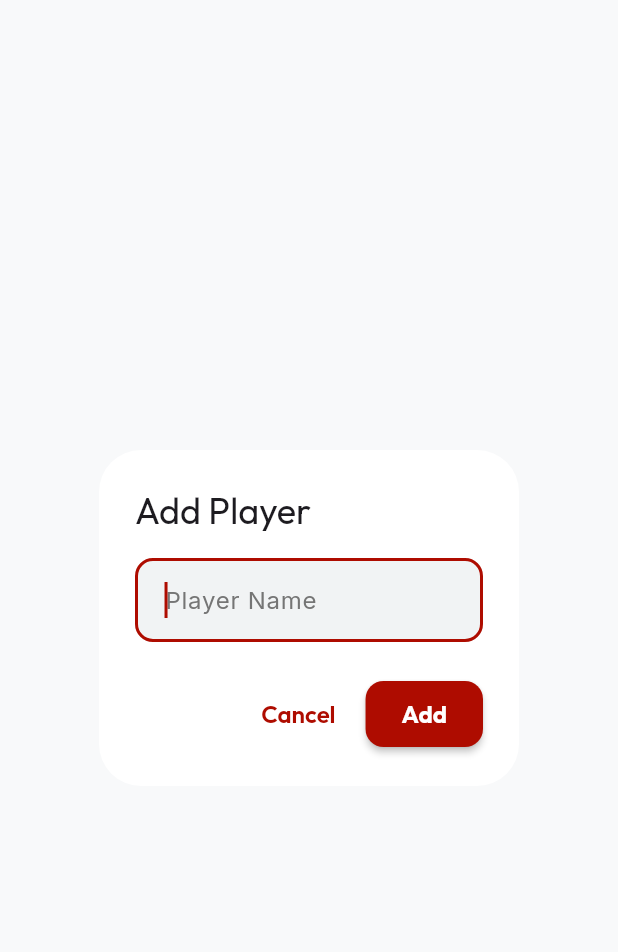
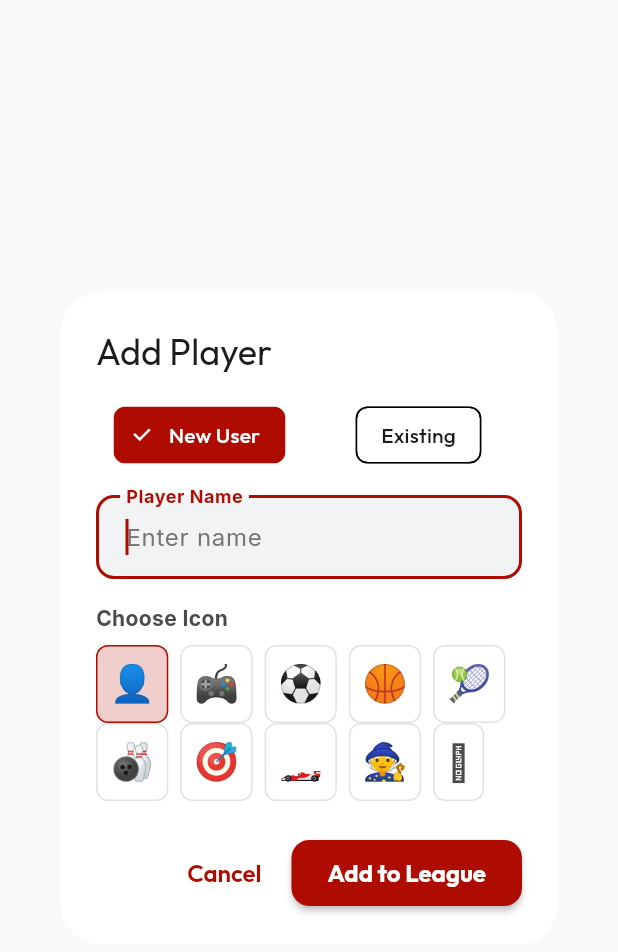
Before and after one commit to FrankPudding/game-on, a Flutter app: the _AddPlayerDialog widget shown alone on an empty page, opened directly with empty values, on a phone screen of 412 x 824 dp. Shown: the top 952 px of the screen. Run offline on Flutter 3.47's test engine with Material 3 defaults, Android fonts, the phone set to English and light mode, and no system bars; our stand-ins replace flutter_riverpod, get_it, google_fonts, hive, hive_flutter; accounts and stored records are empty.

Commit message:
add users

```diff
--- a/lib/core/injection_container.dart
+++ b/lib/core/injection_container.dart
@@ -7,8 +7,10 @@ import '../data/models/hive/match_participant_hive_model.dart';
 import '../data/models/hive/simple_match_hive_model.dart';
 import '../data/repositories/hive/hive_league_repository.dart';
 import '../data/repositories/hive/hive_simple_match_repository.dart';
+import '../data/repositories/hive/hive_user_repository.dart';
 import '../domain/repositories/league_repository.dart';
 import '../domain/repositories/simple_match_repository.dart';
+import '../domain/repositories/user_repository.dart';
 import 'config.dart';
 
 final sl = GetIt.instance;
@@ -63,6 +65,10 @@ Future<void> _initHive() async {
         ));
   }
 
+  if (!sl.isRegistered<UserRepository>()) {
+    sl.registerLazySingleton<UserRepository>(() => HiveUserRepository(userBox));
+  }
+
   if (!sl.isRegistered<SimpleMatchRepository>()) {
     sl.registerLazySingleton<SimpleMatchRepository>(
         () => HiveSimpleMatchRepository(
--- a/lib/data/models/hive/league_player_hive_model.dart
+++ b/lib/data/models/hive/league_player_hive_model.dart
@@ -20,12 +20,16 @@ class LeaguePlayerHiveModel extends HiveObject {
   @HiveField(4)
   final String avatarColorHex;
 
+  @HiveField(5)
+  final String? icon;
+
   LeaguePlayerHiveModel({
     required this.id,
     required this.playerId,
     required this.leagueId,
     required this.name,
     required this.avatarColorHex,
+    this.icon,
   });
 
   factory LeaguePlayerHiveModel.fromDomain(LeaguePlayer player) {
@@ -35,6 +39,7 @@ class LeaguePlayerHiveModel extends HiveObject {
       leagueId: player.leagueId,
       name: player.name,
       avatarColorHex: player.avatarColorHex,
+      icon: player.icon,
     );
   }
 
@@ -45,6 +50,7 @@ class LeaguePlayerHiveModel extends HiveObject {
       leagueId: leagueId,
       name: name,
       avatarColorHex: avatarColorHex,
+      icon: icon,
     );
   }
 }
--- a/lib/data/models/hive/user_hive_model.dart
+++ b/lib/data/models/hive/user_hive_model.dart
@@ -14,10 +14,14 @@ class UserHiveModel extends HiveObject {
   @HiveField(2)
   final String avatarColorHex;
 
+  @HiveField(3)
+  final String? icon;
+
   UserHiveModel({
     required this.id,
     required this.name,
     required this.avatarColorHex,
+    this.icon,
   });
 
   factory UserHiveModel.fromDomain(User user) {
@@ -25,6 +29,7 @@ class UserHiveModel extends HiveObject {
       id: user.id,
       name: user.name,
       avatarColorHex: user.avatarColorHex,
+      icon: user.icon,
     );
   }
 
@@ -33,6 +38,7 @@ class UserHiveModel extends HiveObject {
       id: id,
       name: name,
       avatarColorHex: avatarColorHex,
+      icon: icon,
     );
   }
 }
--- a/lib/data/repositories/hive/hive_league_repository.dart
+++ b/lib/data/repositories/hive/hive_league_repository.dart
@@ -52,22 +52,39 @@ class HiveLeagueRepository implements LeagueRepository {
   Future<void> addPlayer({
     required String leagueId,
     required String name,
+    String? userId,
+    String? icon,
   }) async {
-    final userId = _uuid.v4();
-    final userModel = UserHiveModel(
-      id: userId,
-      name: name,
-      avatarColorHex: 'AE0C00', // Brand Red
-    );
-    await _userBox.put(userId, userModel);
+    String finalUserId;
+    String finalName = name;
+    String? finalIcon = icon;
+
+    if (userId != null) {
+      finalUserId = userId;
+      final user = _userBox.get(userId);
+      if (user != null) {
+        if (finalName.isEmpty) finalName = user.name;
+        finalIcon ??= user.icon;
+      }
+    } else {
+      finalUserId = _uuid.v4();
+      final userModel = UserHiveModel(
+        id: finalUserId,
+        name: name,
+        avatarColorHex: 'AE0C00', // Brand Red
+        icon: icon,
+      );
+      await _userBox.put(finalUserId, userModel);
+    }
 
     final leaguePlayerId = _uuid.v4();
     final leaguePlayerModel = LeaguePlayerHiveModel(
       id: leaguePlayerId,
-      playerId: userId,
+      playerId: finalUserId,
       leagueId: leagueId,
-      name: name,
+      name: finalName,
       avatarColorHex: 'AE0C00',
+      icon: finalIcon,
     );
     await _playerBox.put(leaguePlayerId, leaguePlayerModel);
   }
--- a/lib/domain/entities/league_player.dart
+++ b/lib/domain/entities/league_player.dart
@@ -3,6 +3,7 @@ class LeaguePlayer {
   final String playerId;
   final String leagueId;
   final String name;
+  final String? icon;
   final String avatarColorHex;
 
   LeaguePlayer({
@@ -11,6 +12,7 @@ class LeaguePlayer {
     required this.leagueId,
     required this.name,
     required this.avatarColorHex,
+    this.icon,
   });
 
   LeaguePlayer copyWith({
@@ -18,6 +20,7 @@ class LeaguePlayer {
     String? playerId,
     String? leagueId,
     String? name,
+    String? icon,
     String? avatarColorHex,
   }) {
     return LeaguePlayer(
@@ -25,6 +28,7 @@ class LeaguePlayer {
       playerId: playerId ?? this.playerId,
       leagueId: leagueId ?? this.leagueId,
       name: name ?? this.name,
+      icon: icon ?? this.icon,
       avatarColorHex: avatarColorHex ?? this.avatarColorHex,
     );
   }
--- a/lib/domain/entities/user.dart
+++ b/lib/domain/entities/user.dart
@@ -2,22 +2,26 @@ class User {
   final String id;
   final String name;
   final String avatarColorHex;
+  final String? icon;
 
   User({
     required this.id,
     required this.name,
     required this.avatarColorHex,
+    this.icon,
   });
 
   User copyWith({
     String? id,
     String? name,
     String? avatarColorHex,
+    String? icon,
   }) {
     return User(
       id: id ?? this.id,
       name: name ?? this.name,
       avatarColorHex: avatarColorHex ?? this.avatarColorHex,
+      icon: icon ?? this.icon,
     );
   }
 }
--- a/lib/domain/repositories/league_repository.dart
+++ b/lib/domain/repositories/league_repository.dart
@@ -8,6 +8,8 @@ abstract class LeagueRepository extends Repository<League, String> {
   Future<void> addPlayer({
     required String leagueId,
     required String name,
+    String? userId,
+    String? icon,
   });
 
   List<LeaguePlayer> getLeaguePlayers(String leagueId);
--- /dev/null
+++ b/lib/domain/repositories/user_repository.dart
@@ -0,0 +1,6 @@
+import '../entities/user.dart';
+import 'repository.dart';
+
+abstract class UserRepository extends Repository<User, String> {
+  // Add any user-specific methods here if needed in the future
+}
--- a/lib/presentation/screens/league/league_detail_screen.dart
+++ b/lib/presentation/screens/league/league_detail_screen.dart
@@ -6,6 +6,7 @@ import '../../../domain/entities/league_player.dart';
 import '../../../domain/entities/simple_match.dart';
 import '../../../providers/league_detail_provider.dart';
 import '../../../providers/leagues_provider.dart';
+import '../../../providers/users_provider.dart';
 import '../../theme/app_theme.dart';
 import '../match/log_match_screen.dart';
 
@@ -243,7 +244,10 @@ class _StandingsTab extends StatelessWidget {
                             radius: 14,
                             backgroundColor:
                                 AppTheme.accentRed.withOpacity(0.1),
-                            child: Text(
+                            child: player.icon != null
+                                ? Text(player.icon!,
+                                    style: const TextStyle(fontSize: 14))
+                                : Text(
                                     player.name.isNotEmpty
                                         ? player.name[0].toUpperCase()
                                         : '?',
@@ -368,7 +372,7 @@ class _MatchesTab extends StatelessWidget {
             (p) => p.id == match.winnerId,
             orElse: () => _unknownPlayer(),
           );
-          title = 'Winner: ${winner.name}';
+          title = 'Winner: ${winner.icon ?? ""} ${winner.name}';
         }
 
         return Card(
@@ -403,21 +407,47 @@ class _AddPlayerDialog extends ConsumerStatefulWidget {
 }
 
 class _AddPlayerDialogState extends ConsumerState<_AddPlayerDialog> {
-  final _controller = TextEditingController();
+  final _nameController = TextEditingController();
+  String? _selectedUserId;
+  String? _selectedIcon = '👤';
   bool _isLoading = false;
+  bool _isNewUser = true;
+
+  final List<String> _icons = [
+    '👤',
+    '🎮',
+    '⚽',
+    '🏀',
+    '🎾',
+    '🎳',
+    '🎯',
+    '🏎️',
+    '🧙',
+    '🥷'
+  ];
+
+  @override
+  void dispose() {
+    _nameController.dispose();
+    super.dispose();
+  }
 
   Future<void> _submit() async {
-    final name = _controller.text.trim();
-    if (name.isEmpty) return;
+    final name = _nameController.text.trim();
+    if (name.isEmpty && _selectedUserId == null) return;
 
     setState(() => _isLoading = true);
     try {
-      await ref
-          .read(leagueDetailProvider(widget.leagueId).notifier)
-          .addPlayer(name);
+      await ref.read(leagueDetailProvider(widget.leagueId).notifier).addPlayer(
+            name: name,
+            userId: _isNewUser ? null : _selectedUserId,
+            icon: _selectedIcon,
+          );
       if (mounted) Navigator.pop(context);
     } catch (e) {
-      // Handle error
+      ScaffoldMessenger.of(context).showSnackBar(
+        SnackBar(content: Text('Error adding player: $e')),
+      );
     } finally {
       if (mounted) setState(() => _isLoading = false);
     }
@@ -425,13 +455,110 @@ class _AddPlayerDialogState extends ConsumerState<_AddPlayerDialog> {
 
   @override
   Widget build(BuildContext context) {
+    final usersAsync = ref.watch(usersProvider);
+
     return AlertDialog(
       title: const Text('Add Player'),
-      content: TextField(
-        controller: _controller,
-        decoration: const InputDecoration(hintText: 'Player Name'),
+      content: SingleChildScrollView(
+        child: Column(
+          mainAxisSize: MainAxisSize.min,
+          crossAxisAlignment: CrossAxisAlignment.start,
+          children: [
+            // User Selection Type
+            Row(
+              children: [
+                Expanded(
+                  child: ChoiceChip(
+                    label: const Text('New User'),
+                    selected: _isNewUser,
+                    onSelected: (val) => setState(() => _isNewUser = true),
+                  ),
+                ),
+                const SizedBox(width: 8),
+                Expanded(
+                  child: ChoiceChip(
+                    label: const Text('Existing'),
+                    selected: !_isNewUser,
+                    onSelected: (val) => setState(() => _isNewUser = false),
+                  ),
+                ),
+              ],
+            ),
+            const SizedBox(height: 16),
+
+            if (!_isNewUser)
+              usersAsync.when(
+                data: (users) => Padding(
+                  padding: const EdgeInsets.only(bottom: 16),
+                  child: DropdownButtonFormField<String>(
+                    value: _selectedUserId,
+                    decoration: const InputDecoration(
+                      labelText: 'Select User',
+                      border: OutlineInputBorder(),
+                    ),
+                    items: users.map((user) {
+                      return DropdownMenuItem(
+                        value: user.id,
+                        child: Text('${user.icon ?? "👤"} ${user.name}'),
+                      );
+                    }).toList(),
+                    onChanged: (val) {
+                      setState(() {
+                        _selectedUserId = val;
+                        final user = users.firstWhere((u) => u.id == val);
+                        if (user.icon != null) _selectedIcon = user.icon;
+                      });
+                    },
+                  ),
+                ),
+                loading: () => const Center(
+                    child: Padding(
+                  padding: EdgeInsets.only(bottom: 16),
+                  child: CircularProgressIndicator(),
+                )),
+                error: (e, _) => Text('Error loading users: $e'),
+              ),
+
+            TextField(
+              controller: _nameController,
+              decoration: InputDecoration(
+                labelText: _isNewUser ? 'Player Name' : 'Nickname (Optional)',
+                hintText: _isNewUser ? 'Enter name' : 'Defaults to user name',
+                border: const OutlineInputBorder(),
+              ),
               textCapitalization: TextCapitalization.words,
-        autofocus: true,
+              autofocus: _isNewUser,
+            ),
+
+            const SizedBox(height: 16),
+            const Text('Choose Icon',
+                style: TextStyle(fontWeight: FontWeight.bold)),
+            const SizedBox(height: 8),
+            Wrap(
+              spacing: 8,
+              children: _icons.map((icon) {
+                return InkWell(
+                  onTap: () => setState(() => _selectedIcon = icon),
+                  child: Container(
+                    padding: const EdgeInsets.all(8),
+                    decoration: BoxDecoration(
+                      color: _selectedIcon == icon
+                          ? AppTheme.accentRed.withOpacity(0.2)
+                          : Colors.transparent,
+                      border: Border.all(
+                        color: _selectedIcon == icon
+                            ? AppTheme.accentRed
+                            : Colors.grey.withOpacity(0.3),
+                      ),
+                      borderRadius: BorderRadius.circular(8),
+                    ),
+                    child: Text(icon, style: const TextStyle(fontSize: 24)),
+                  ),
+                );
+              }).toList(),
+            ),
+          ],
+        ),
       ),
       actions: [
         TextButton(
@@ -443,7 +570,7 @@ class _AddPlayerDialogState extends ConsumerState<_AddPlayerDialog> {
           child: _isLoading
               ? const SizedBox(
                   width: 16, height: 16, child: CircularProgressIndicator())
-              : const Text('Add'),
+              : const Text('Add to League'),
         ),
       ],
     );
--- a/lib/providers/league_detail_provider.dart
+++ b/lib/providers/league_detail_provider.dart
@@ -115,10 +115,19 @@ class LeagueDetailNotifier
     state = await AsyncValue.guard(() => _fetchData());
   }
 
-  Future<void> addPlayer(String name) async {
+  Future<void> addPlayer({
+    required String name,
+    String? userId,
+    String? icon,
+  }) async {
     state = const AsyncValue.loading();
     state = await AsyncValue.guard(() async {
-      await _leagueRepo.addPlayer(leagueId: _leagueId, name: name);
+      await _leagueRepo.addPlayer(
+        leagueId: _leagueId,
+        name: name,
+        userId: userId,
+        icon: icon,
+      );
       return _fetchData();
     });
   }
--- /dev/null
+++ b/lib/providers/users_provider.dart
@@ -0,0 +1,35 @@
+import 'package:flutter_riverpod/flutter_riverpod.dart';
+import '../domain/entities/user.dart';
+import '../domain/repositories/user_repository.dart';
+import '../core/injection_container.dart';
+
+final userRepositoryProvider = Provider<UserRepository>((ref) {
+  return sl<UserRepository>();
+});
+
+final usersProvider = AsyncNotifierProvider<UsersNotifier, List<User>>(() {
+  return UsersNotifier();
+});
+
+class UsersNotifier extends AsyncNotifier<List<User>> {
+  late final UserRepository _repo;
+
+  @override
+  Future<List<User>> build() async {
+    _repo = ref.read(userRepositoryProvider);
+    return _repo.getAll();
+  }
+
+  Future<void> addUser(User user) async {
+    state = const AsyncValue.loading();
+    state = await AsyncValue.guard(() async {
+      await _repo.put(user);
+      return _repo.getAll();
+    });
+  }
+
+  Future<void> refresh() async {
+    state = const AsyncValue.loading();
+    state = await AsyncValue.guard(() => _repo.getAll());
+  }
+}
```
Also changed, not shown: lib/data/repositories/hive/hive_user_repository.dart (added, +32 -0 lines), lib/data/models/hive/league_player_hive_model.g.dart, lib/data/models/hive/user_hive_model.g.dart. Lines whose indentation alone changed are shown as unchanged.
